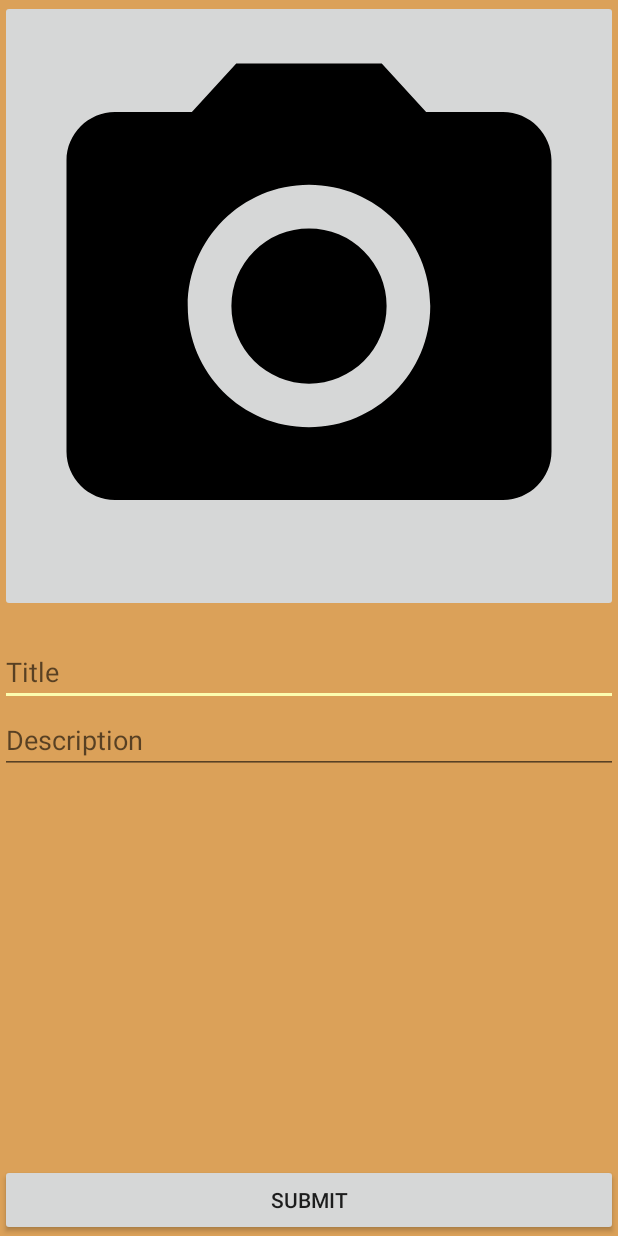
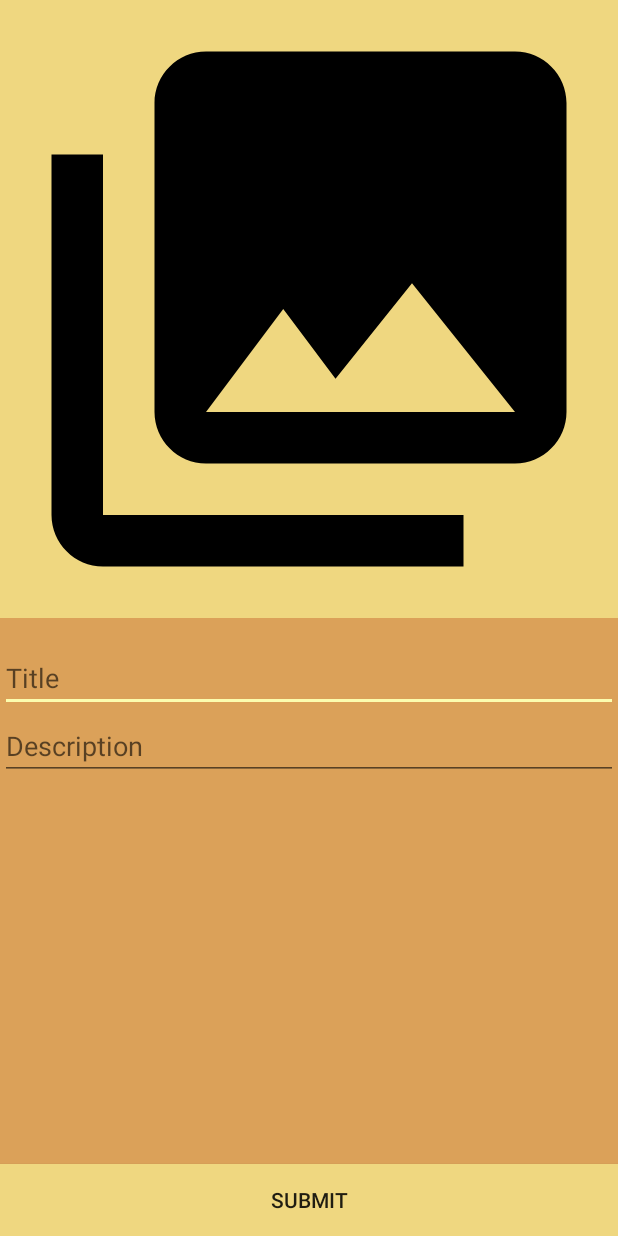
Before and after one commit to runeg01/GamingCoveFYP-master, an Android app: the PostReviewActivity screen opened directly, with no data from a screen before it, on a phone screen of 412 x 824 dp. Run offline under Robolectric (Android 15) with nearby library versions, the phone set to English and light mode, and no system bars; our stand-ins replace Firebase (no records; nobody signed in at launch, a user with empty details on screens opened directly).

Commit message:
completed review page final

```diff
--- a/app/src/main/java/com/danny/gamingcovefyp/Review/PostReviewActivity.java
+++ b/app/src/main/java/com/danny/gamingcovefyp/Review/PostReviewActivity.java
@@ -11,6 +11,7 @@ import android.widget.Button;
 import android.widget.EditText;
 import android.widget.ImageButton;
 
+
 import com.danny.gamingcovefyp.R;
 import com.google.android.gms.tasks.OnSuccessListener;
 import com.google.firebase.database.DatabaseReference;
@@ -19,24 +20,18 @@ import com.google.firebase.storage.FirebaseStorage;
 import com.google.firebase.storage.StorageReference;
 import com.google.firebase.storage.UploadTask;
 
-/**
- * Created by danny on 26/02/2017.
- */
+
 
 public class PostReviewActivity extends AppCompatActivity {
     private ImageButton selectImage;
     private EditText reviewTitle;
     private EditText reviewDescription;
+
     private Button submitReview;
     private Uri imageUri = null;
     private StorageReference storage;
     private ProgressDialog progress;
     private DatabaseReference database;
-
-
-
-
-
     private static final int GALLERY_REQUEST = 1;
 
     @Override
@@ -44,7 +39,7 @@ public class PostReviewActivity extends AppCompatActivity {
         super.onCreate(savedInstanceState);
         setContentView(R.layout.activity_post_review);
         storage = FirebaseStorage.getInstance().getReference();
-        database = FirebaseDatabase.getInstance().getReference().child("Reviews");
+        database = FirebaseDatabase.getInstance().getReference().child("Reviews");//Reviews database reference
 
 
         selectImage = (ImageButton) findViewById(R.id.imageSelect);
@@ -78,6 +73,7 @@ public class PostReviewActivity extends AppCompatActivity {
             progress.setMessage("Posting review!");
             final String title_val = reviewTitle.getText().toString().trim();
             final String desc_val = reviewDescription.getText().toString().trim();
+
             if(!TextUtils.isEmpty(title_val)&& !TextUtils.isEmpty(desc_val)&& imageUri != null)
                 progress.show();{
                 StorageReference filepath = storage.child("Review_Images").child(imageUri.getLastPathSegment());
--- /dev/null
+++ b/app/src/main/res/drawable/ic_sms_black_18px.xml
@@ -0,0 +1,4 @@
+<vector android:height="24dp" android:viewportHeight="24.0"
+    android:viewportWidth="24.0" android:width="24dp" xmlns:android="http://schemas.android.com/apk/res/android">
+    <path android:fillColor="#000000" android:pathData="M20,2L4,2c-1.1,0 -1.99,0.9 -1.99,2L2,22l4,-4h14c1.1,0 2,-0.9 2,-2L22,4c0,-1.1 -0.9,-2 -2,-2zM9,11L7,11L7,9h2v2zM13,11h-2L11,9h2v2zM17,11h-2L15,9h2v2z"/>
+</vector>
--- a/app/src/main/res/layout/activity_post_review.xml
+++ b/app/src/main/res/layout/activity_post_review.xml
@@ -7,15 +7,16 @@
     <ImageButton
         android:layout_width="wrap_content"
         android:layout_height="wrap_content"
-        app:srcCompat="@drawable/ic_menu_camera"
+        app:srcCompat="@drawable/ic_menu_gallery"
         android:layout_alignParentTop="true"
         android:layout_alignParentLeft="true"
         android:layout_alignParentStart="true"
         android:id="@+id/imageSelect"
+        android:scaleType="centerCrop"
+        android:adjustViewBounds="true"
         android:layout_alignParentRight="true"
         android:layout_alignParentEnd="true"
-        android:scaleType="centerCrop"
-        android:adjustViewBounds="true" />
+        android:background="@color/colorPrimary" />
 
     <EditText
         android:layout_width="wrap_content"
@@ -53,5 +54,7 @@
         android:layout_alignParentStart="true"
         android:id="@+id/submitReview1"
         android:layout_alignParentRight="true"
-        android:layout_alignParentEnd="true" />
+        android:layout_alignParentEnd="true"
+        android:background="@color/colorPrimary" />
+
 </RelativeLayout>
--- a/app/src/main/res/menu/activity_dashboard2_drawer.xml
+++ b/app/src/main/res/menu/activity_dashboard2_drawer.xml
@@ -9,7 +9,7 @@
             android:title="reviews" />
         <item
             android:id="@+id/nav_chatrooms"
-            android:icon="@drawable/ic_menu_manage"
+            android:icon="@drawable/ic_sms_black_18px"
             android:title="Chatrooms" />
     </group>
 
```
Also changed, not shown: app/src/main/java/com/danny/gamingcovefyp/Review/Review.java (+8 -4 lines), app/src/main/java/com/danny/gamingcovefyp/Review/ReviewActivity.java (+3 -5 lines), app/src/main/res/values/strings.xml (+7 -0 lines).
